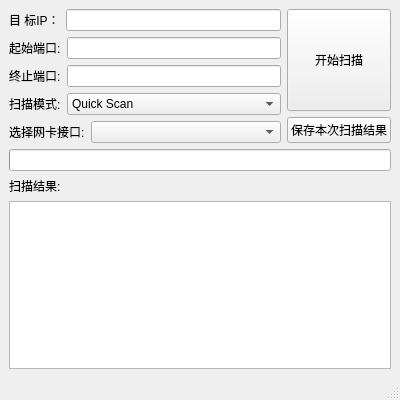
Above: qt/portscannerwindow.ui from JJLibra/XScanner before the change. Below: the same form after it.
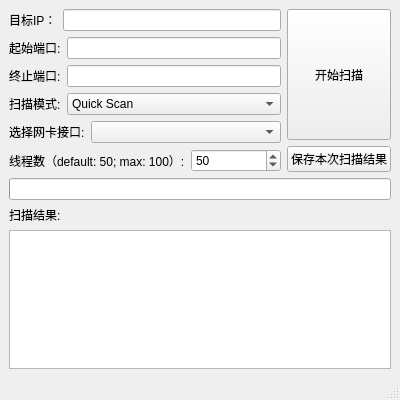
That is the form after the change.

Commit message: 🐞 fix: UDP输出异常

Diff of the .ui file:
```diff
--- a/qt/portscannerwindow.ui
+++ b/qt/portscannerwindow.ui
@@ -24,7 +24,7 @@
           <item>
            <widget class="QLabel">
             <property name="text">
-             <string>目 标IP：</string>
+             <string>目标IP：</string>
             </property>
            </widget>
           </item>
@@ -154,6 +154,30 @@
           </item>
          </layout>
         </item>
+        <item>
+         <layout class="QHBoxLayout">
+          <item>
+           <widget class="QLabel">
+            <property name="text">
+             <string>线程数（default: 50; max: 100）:</string>
+            </property>
+           </widget>
+          </item>
+          <item>
+           <widget class="QSpinBox" name="threadNumSpinBox">
+            <property name="minimum">
+             <number>1</number>
+            </property>
+            <property name="maximum">
+             <number>100</number>
+            </property>
+            <property name="value">
+             <number>50</number>
+            </property>
+           </widget>
+          </item>
+         </layout>
+        </item>
        </layout>
       </item>
       <item>
```
The commit also changes 2 other files.
